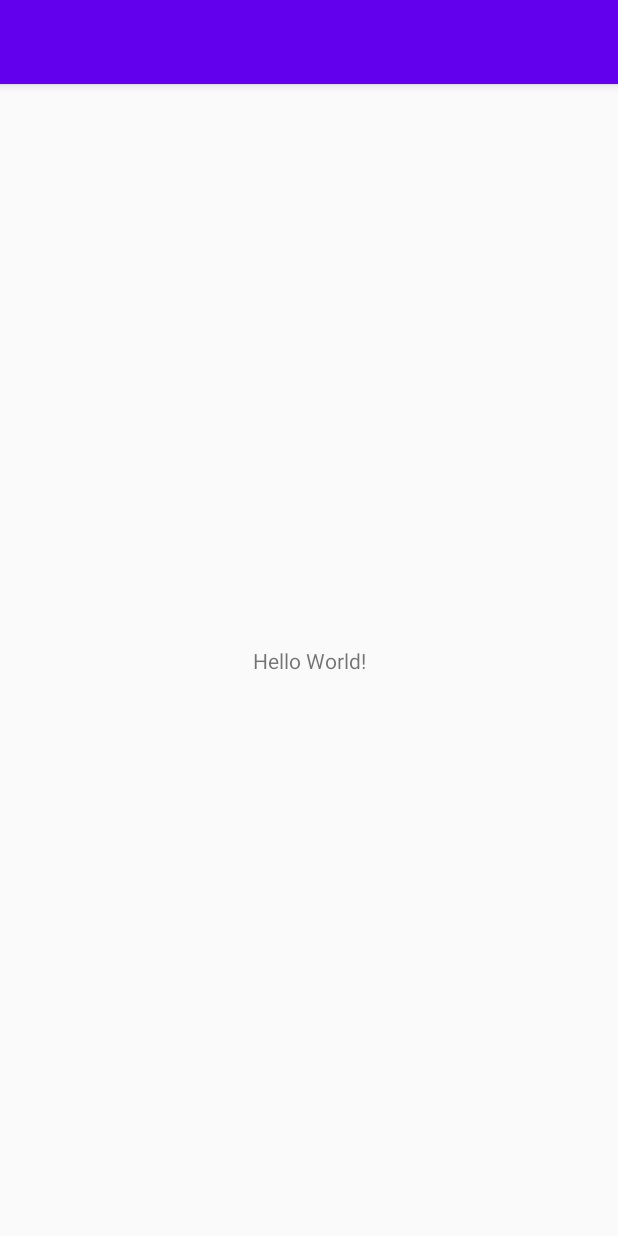
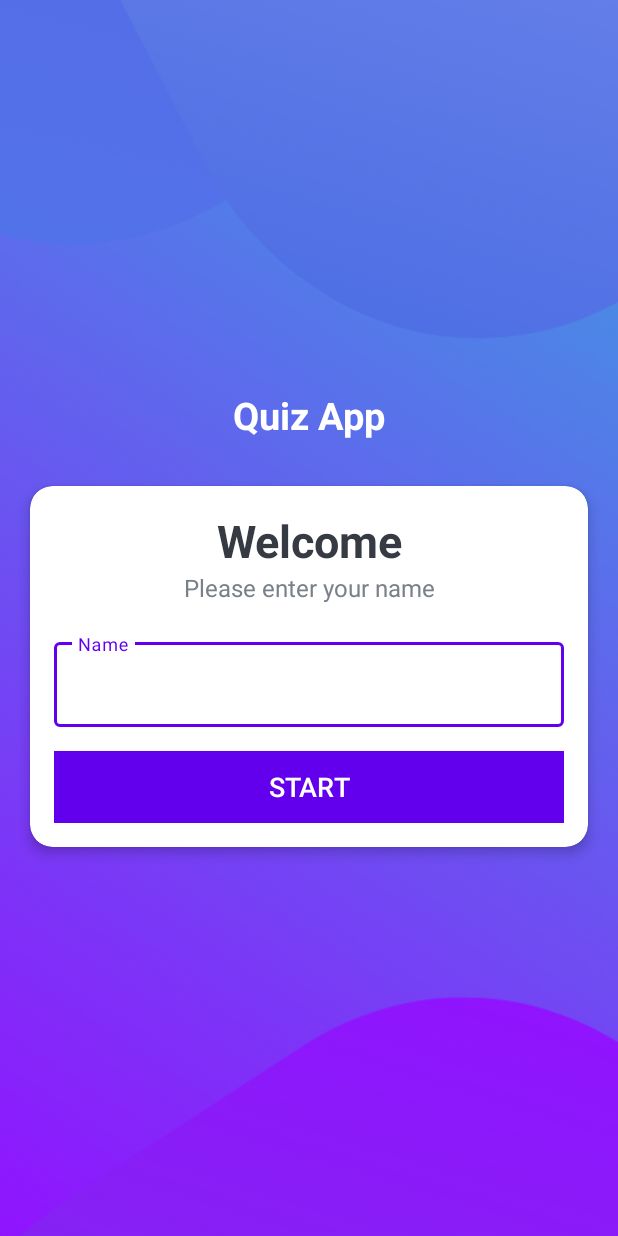
Before and after one commit to vvojtko/QuizApp, an Android app: the screen it shows after launch (MainActivity), on a phone screen of 412 x 824 dp. Run offline under Robolectric (Android 15) with nearby library versions, the phone set to English and light mode, and no system bars.

Commit message:
Adding welcome stage

```diff
--- a/app/build.gradle
+++ b/app/build.gradle
@@ -31,6 +31,7 @@ dependencies {
     implementation 'androidx.appcompat:appcompat:1.2.0'
     implementation 'androidx.core:core-ktx:1.3.1'
     implementation 'androidx.constraintlayout:constraintlayout:2.0.1'
+    implementation 'com.google.android.material:material:1.0.0'
     testImplementation 'junit:junit:4.12'
     androidTestImplementation 'androidx.test.ext:junit:1.1.2'
     androidTestImplementation 'androidx.test.espresso:espresso-core:3.3.0'
--- a/app/src/main/AndroidManifest.xml
+++ b/app/src/main/AndroidManifest.xml
@@ -9,7 +9,12 @@
         android:roundIcon="@mipmap/ic_launcher_round"
         android:supportsRtl="true"
         android:theme="@style/AppTheme">
-        <activity android:name=".MainActivity">
+        <activity
+            android:name=".MainActivity"
+            android:screenOrientation="portrait"
+            android:theme="@style/noActionBarTheme"
+            android:windowSoftInputMode="adjustResize"
+            >
             <intent-filter>
                 <action android:name="android.intent.action.MAIN" />
 
--- a/app/src/main/java/com/example/quizapp/MainActivity.kt
+++ b/app/src/main/java/com/example/quizapp/MainActivity.kt
@@ -2,11 +2,14 @@ package com.example.quizapp
 
 import androidx.appcompat.app.AppCompatActivity
 import android.os.Bundle
+import android.view.View
 
 class MainActivity : AppCompatActivity() {
 
     override fun onCreate(savedInstanceState: Bundle?) {
         super.onCreate(savedInstanceState)
         setContentView(R.layout.activity_main)
+
+        window.decorView.systemUiVisibility = View.SYSTEM_UI_FLAG_FULLSCREEN
     }
 }
--- a/app/src/main/res/layout/activity_main.xml
+++ b/app/src/main/res/layout/activity_main.xml
@@ -1,18 +1,85 @@
 <?xml version="1.0" encoding="utf-8"?>
-<androidx.constraintlayout.widget.ConstraintLayout xmlns:android="http://schemas.android.com/apk/res/android"
+<LinearLayout xmlns:android="http://schemas.android.com/apk/res/android"
     xmlns:app="http://schemas.android.com/apk/res-auto"
     xmlns:tools="http://schemas.android.com/tools"
     android:layout_width="match_parent"
     android:layout_height="match_parent"
+    android:gravity="center"
+    android:orientation="vertical"
+    android:background="@drawable/ic_bg"
     tools:context=".MainActivity">
 
     <TextView
-        android:layout_width="wrap_content"
+        android:id="@+id/tv_app_name"
+        android:layout_width="match_parent"
         android:layout_height="wrap_content"
-        android:text="Hello World!"
-        app:layout_constraintBottom_toBottomOf="parent"
-        app:layout_constraintLeft_toLeftOf="parent"
-        app:layout_constraintRight_toRightOf="parent"
-        app:layout_constraintTop_toTopOf="parent" />
+        android:text="Quiz App"
+        android:gravity="center"
+        android:layout_marginBottom="30dp"
+        android:textSize="25sp"
+        android:textStyle="bold"
+        android:textColor="@android:color/white"
+        />
 
-</androidx.constraintlayout.widget.ConstraintLayout>
+    <androidx.cardview.widget.CardView
+        android:layout_width="match_parent"
+        android:layout_height="wrap_content"
+        android:layout_marginStart="20dp"
+        android:layout_marginEnd="20dp"
+        android:background="@android:color/white"
+        app:cardCornerRadius="15dp"
+        app:cardElevation="5dp"
+        >
+        <LinearLayout
+            android:layout_width="match_parent"
+            android:layout_height="wrap_content"
+            android:orientation="vertical"
+            android:padding="16dp" >
+            <TextView
+                android:layout_width="match_parent"
+                android:layout_height="wrap_content"
+                android:gravity="center"
+                android:text="Welcome"
+                android:textColor="#363A43"
+                android:textSize="30sp"
+                android:textStyle="bold"
+                />
+            <TextView
+                android:layout_width="match_parent"
+                android:layout_height="wrap_content"
+                android:gravity="center"
+                android:text="Please enter your name"
+                android:textColor="#7A8089"
+                android:textSize="16sp"
+                />
+
+            <com.google.android.material.textfield.TextInputLayout
+                android:layout_width="match_parent"
+                android:layout_height="wrap_content"
+                android:layout_marginTop="20dp"
+                style="@style/Widget.MaterialComponents.TextInputLayout.OutlinedBox"
+                >
+                <androidx.appcompat.widget.AppCompatEditText
+                    android:layout_width="match_parent"
+                    android:layout_height="wrap_content"
+                    android:hint="Name"
+                    android:textColor="#363A43"
+                    android:textColorHint="#7A8089"
+                    />
+            </com.google.android.material.textfield.TextInputLayout>
+
+            <Button
+                android:id="@+id/btnStart"
+                android:layout_width="match_parent"
+                android:layout_height="wrap_content"
+                android:layout_marginTop="16dp"
+                android:background="@color/colorPrimary"
+                android:text="START"
+                android:textSize="18sp"
+                android:textColor="@android:color/white"
+                />
+        </LinearLayout>
+    </androidx.cardview.widget.CardView>
+
+
+</LinearLayout>
--- a/app/src/main/res/values/styles.xml
+++ b/app/src/main/res/values/styles.xml
@@ -8,4 +8,10 @@
         <item name="colorAccent">@color/colorAccent</item>
     </style>
 
+    <style name="noActionBarTheme" parent="Theme.AppCompat.Light.NoActionBar">
+        <item name="colorPrimary">@color/colorPrimary</item>
+        <item name="colorPrimaryDark">@color/colorPrimaryDark</item>
+        <item name="colorAccent">@color/colorAccent</item>
+
+    </style>
 </resources>
```
Also changed, not shown: app/src/main/res/drawable/ic_bg.png (added).
